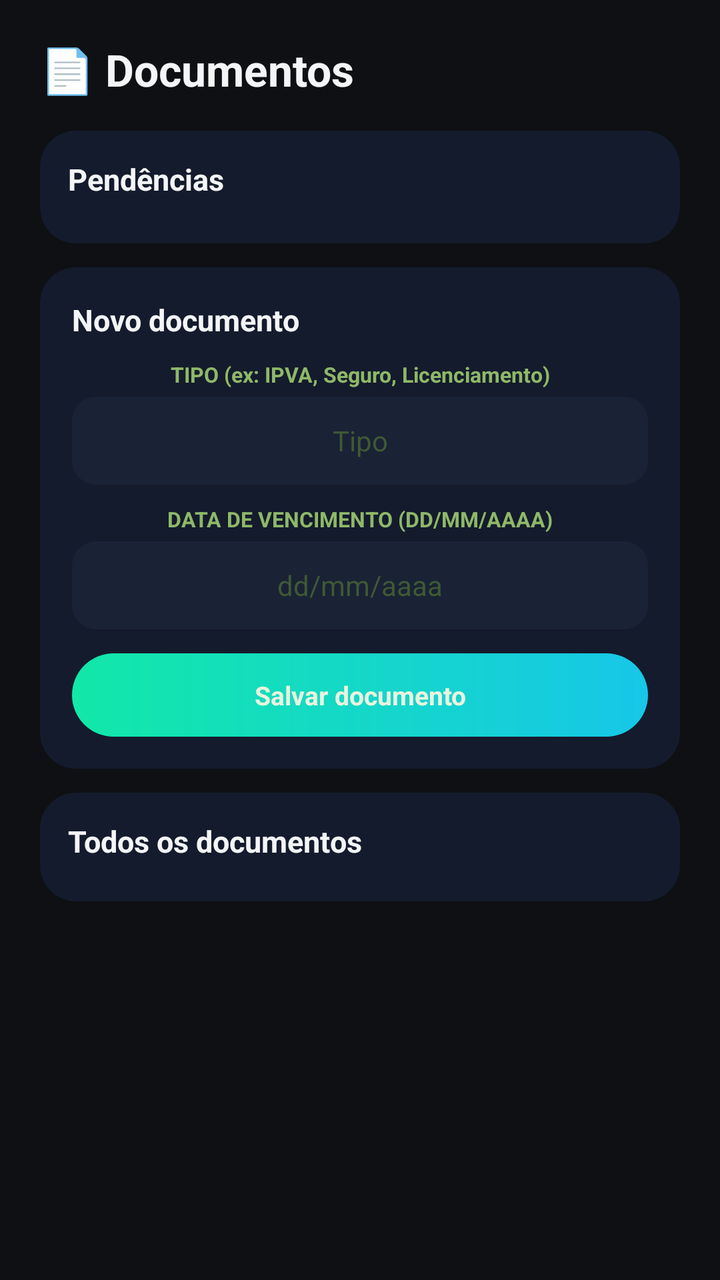
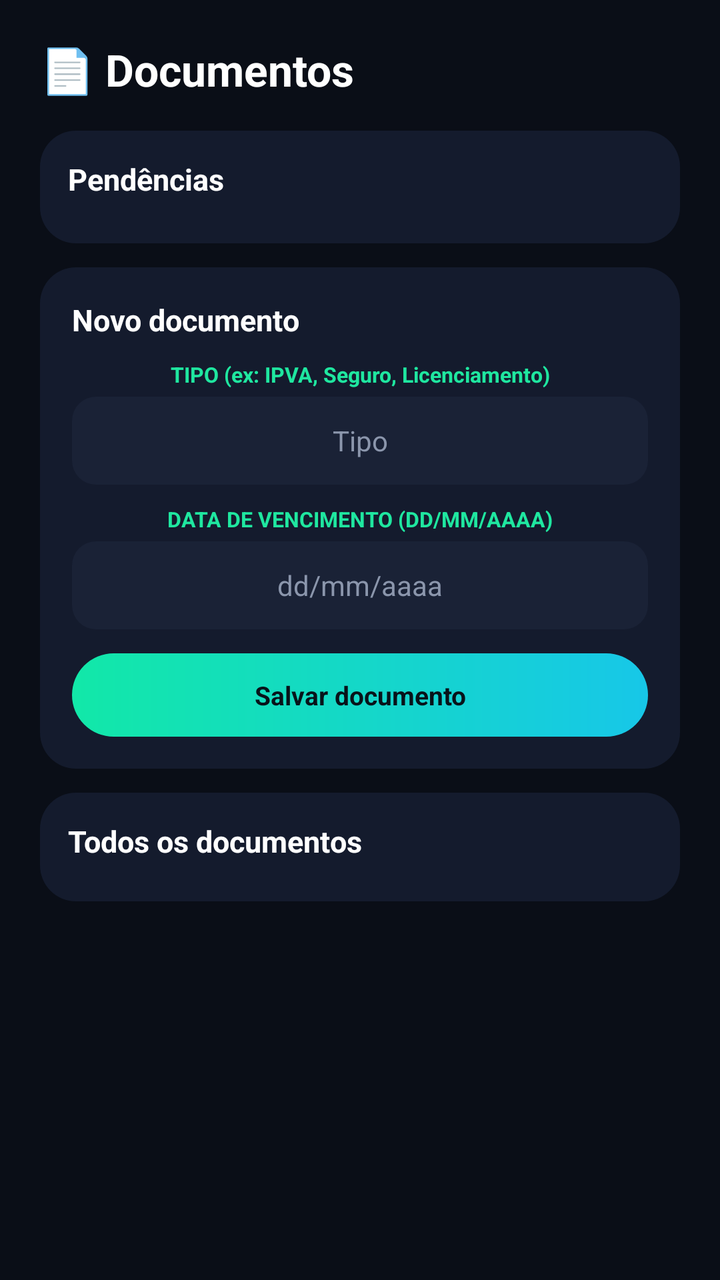

Screens rendered from an Android XML layout before and after an edit, with the pre-edit source and the edit as a unified diff.
<!-- AndroidManifest.xml: application theme Theme.MaterialComponents.DayNight.NoActionBar -->
<!-- res/layout/activity_documentos.xml -->
<?xml version="1.0" encoding="utf-8"?>
<ScrollView xmlns:android="http://schemas.android.com/apk/res/android"
    android:layout_width="match_parent"
    android:layout_height="match_parent"
    android:background="#0E1013">

    <LinearLayout
        android:layout_width="match_parent"
        android:layout_height="wrap_content"
        android:orientation="vertical"
        android:padding="20dp">

        <TextView
            android:layout_width="wrap_content"
            android:layout_height="wrap_content"
            android:text="📄 Documentos"
            android:textColor="#F4F5F7"
            android:textSize="22sp"
            android:textStyle="bold"
            android:layout_marginBottom="16dp" />

        <LinearLayout
            android:layout_width="match_parent"
            android:layout_height="wrap_content"
            android:orientation="vertical"
            android:background="@drawable/bg_card_dark"
            android:padding="14dp"
            android:layout_marginBottom="12dp">

            <TextView
                android:layout_width="wrap_content"
                android:layout_height="wrap_content"
                android:text="Pendências"
                android:textColor="#F4F5F7"
                android:textSize="15sp"
                android:textStyle="bold"
                android:layout_marginBottom="8dp" />

            <LinearLayout
                android:id="@+id/containerPendenciasDocumentos"
                android:layout_width="match_parent"
                android:layout_height="wrap_content"
                android:orientation="vertical" />
        </LinearLayout>

        <LinearLayout
            android:layout_width="match_parent"
            android:layout_height="wrap_content"
            android:orientation="vertical"
            android:background="@drawable/bg_card_dark"
            android:padding="16dp"
            android:layout_marginBottom="12dp">

            <TextView
                android:layout_width="wrap_content"
                android:layout_height="wrap_content"
                android:text="Novo documento"
                android:textColor="#F4F5F7"
                android:textSize="15sp"
                android:textStyle="bold"
                android:layout_marginBottom="10dp" />

            <TextView
                android:layout_width="match_parent"
                android:layout_height="wrap_content"
                android:gravity="center"
                android:text="TIPO (ex: IPVA, Seguro, Licenciamento)"
                android:textColor="#8FB868"
                android:textSize="10.5sp"
                android:textStyle="bold"
                android:paddingBottom="4dp" />
            <EditText
                android:id="@+id/edtTipoDocumento"
                android:layout_width="match_parent"
                android:layout_height="44dp"
                android:background="@drawable/bg_input_verde"
                android:gravity="center"
                android:textColor="#EAF3DE"
                android:textColorHint="#3F5A34"
                android:hint="Tipo"
                android:textSize="14sp"
                android:layout_marginBottom="10dp" />

            <TextView
                android:layout_width="match_parent"
                android:layout_height="wrap_content"
                android:gravity="center"
                android:text="DATA DE VENCIMENTO (DD/MM/AAAA)"
                android:textColor="#8FB868"
                android:textSize="10.5sp"
                android:textStyle="bold"
                android:paddingBottom="4dp" />
            <EditText
                android:id="@+id/edtDataVencimento"
                android:layout_width="match_parent"
                android:layout_height="44dp"
                android:background="@drawable/bg_input_verde"
                android:gravity="center"
                android:textColor="#EAF3DE"
                android:textColorHint="#3F5A34"
                android:hint="dd/mm/aaaa"
                android:textSize="14sp"
                android:inputType="date"
                android:layout_marginBottom="12dp" />

            <TextView
                android:id="@+id/btnSalvarDocumento"
                android:layout_width="match_parent"
                android:layout_height="wrap_content"
                android:background="@drawable/bg_hero_green"
                android:padding="12dp"
                android:gravity="center"
                android:text="Salvar documento"
                android:textColor="#EAF3DE"
                android:textSize="13sp"
                android:textStyle="bold"
                android:clickable="true"
                android:focusable="true" />
        </LinearLayout>

        <LinearLayout
            android:layout_width="match_parent"
            android:layout_height="wrap_content"
            android:orientation="vertical"
            android:background="@drawable/bg_card_dark"
            android:padding="14dp">

            <TextView
                android:layout_width="wrap_content"
                android:layout_height="wrap_content"
                android:text="Todos os documentos"
                android:textColor="#F4F5F7"
                android:textSize="15sp"
                android:textStyle="bold"
                android:layout_marginBottom="6dp" />

            <LinearLayout
                android:id="@+id/containerListaDocumentos"
                android:layout_width="match_parent"
                android:layout_height="wrap_content"
                android:orientation="vertical" />
        </LinearLayout>

    </LinearLayout>
</ScrollView>
<!-- resources referenced by this layout -->
<resources>
  <!-- drawable bg_card_dark (drawable) -->
  <?xml version="1.0" encoding="utf-8"?>
  <shape xmlns:android="http://schemas.android.com/apk/res/android" android:shape="rectangle">
      <solid android:color="#141B2D" />
      <corners android:radius="18dp" />
  </shape>
  <!-- drawable bg_hero_green (drawable) -->
  <?xml version="1.0" encoding="utf-8"?>
  <shape xmlns:android="http://schemas.android.com/apk/res/android" android:shape="rectangle">
      <gradient
          android:angle="0"
          android:startColor="#12E8A8"
          android:endColor="#17C7E8" />
      <corners android:radius="28dp" />
  </shape>
  <!-- drawable bg_input_verde (drawable) -->
  <?xml version="1.0" encoding="utf-8"?>
  <shape xmlns:android="http://schemas.android.com/apk/res/android" android:shape="rectangle">
      <solid android:color="#1A2236" />
      <corners android:radius="12dp" />
  </shape>
</resources>

<!-- the commit's change to res/layout/activity_documentos.xml (unified diff, before → after) -->
@@ -2,7 +2,7 @@
 <ScrollView xmlns:android="http://schemas.android.com/apk/res/android"
     android:layout_width="match_parent"
     android:layout_height="match_parent"
-    android:background="#0E1013">
+    android:background="#0A0E17">
 
     <LinearLayout
         android:layout_width="match_parent"
@@ -14,7 +14,7 @@
             android:layout_width="wrap_content"
             android:layout_height="wrap_content"
             android:text="📄 Documentos"
-            android:textColor="#F4F5F7"
+            android:textColor="#FFFFFF"
             android:textSize="22sp"
             android:textStyle="bold"
             android:layout_marginBottom="16dp" />
@@ -31,7 +31,7 @@
                 android:layout_width="wrap_content"
                 android:layout_height="wrap_content"
                 android:text="Pendências"
-                android:textColor="#F4F5F7"
+                android:textColor="#FFFFFF"
                 android:textSize="15sp"
                 android:textStyle="bold"
                 android:layout_marginBottom="8dp" />
@@ -55,7 +55,7 @@
                 android:layout_width="wrap_content"
                 android:layout_height="wrap_content"
                 android:text="Novo documento"
-                android:textColor="#F4F5F7"
+                android:textColor="#FFFFFF"
                 android:textSize="15sp"
                 android:textStyle="bold"
                 android:layout_marginBottom="10dp" />
@@ -65,7 +65,7 @@
                 android:layout_height="wrap_content"
                 android:gravity="center"
                 android:text="TIPO (ex: IPVA, Seguro, Licenciamento)"
-                android:textColor="#8FB868"
+                android:textColor="#1FE7A0"
                 android:textSize="10.5sp"
                 android:textStyle="bold"
                 android:paddingBottom="4dp" />
@@ -75,8 +75,8 @@
                 android:layout_height="44dp"
                 android:background="@drawable/bg_input_verde"
                 android:gravity="center"
-                android:textColor="#EAF3DE"
-                android:textColorHint="#3F5A34"
+                android:textColor="#FFFFFF"
+                android:textColorHint="#8B96AC"
                 android:hint="Tipo"
                 android:textSize="14sp"
                 android:layout_marginBottom="10dp" />
@@ -86,7 +86,7 @@
                 android:layout_height="wrap_content"
                 android:gravity="center"
                 android:text="DATA DE VENCIMENTO (DD/MM/AAAA)"
-                android:textColor="#8FB868"
+                android:textColor="#1FE7A0"
                 android:textSize="10.5sp"
                 android:textStyle="bold"
                 android:paddingBottom="4dp" />
@@ -96,8 +96,8 @@
                 android:layout_height="44dp"
                 android:background="@drawable/bg_input_verde"
                 android:gravity="center"
-                android:textColor="#EAF3DE"
-                android:textColorHint="#3F5A34"
+                android:textColor="#FFFFFF"
+                android:textColorHint="#8B96AC"
                 android:hint="dd/mm/aaaa"
                 android:textSize="14sp"
                 android:inputType="date"
@@ -111,7 +111,7 @@
                 android:padding="12dp"
                 android:gravity="center"
                 android:text="Salvar documento"
-                android:textColor="#EAF3DE"
+                android:textColor="#08131A"
                 android:textSize="13sp"
                 android:textStyle="bold"
                 android:clickable="true"
@@ -129,7 +129,7 @@
                 android:layout_width="wrap_content"
                 android:layout_height="wrap_content"
                 android:text="Todos os documentos"
-                android:textColor="#F4F5F7"
+                android:textColor="#FFFFFF"
                 android:textSize="15sp"
                 android:textStyle="bold"
                 android:layout_marginBottom="6dp" />
